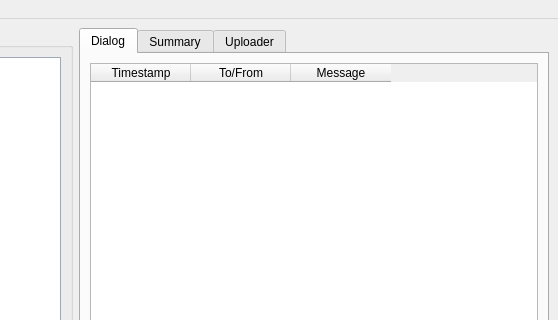
makingthings/makecontroller, file mchelper/branches/multiboard_support/mchelper.ui: the form before one commit; both pictures show x 136 to 694 and y 0 to 320 of the 694 by 473 pixel window.
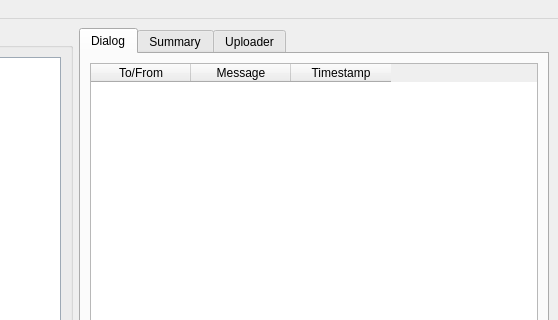
The form after the commit.

The edit to the form file:
```diff
--- a/mchelper/branches/multiboard_support/mchelper.ui
+++ b/mchelper/branches/multiboard_support/mchelper.ui
@@ -592,11 +592,6 @@
           <property name="columnCount" >
            <number>3</number>
           </property>
-          <column>
-           <property name="text" >
-            <string>Timestamp</string>
-           </property>
-          </column>
           <column>
            <property name="text" >
             <string>To/From</string>
@@ -607,6 +602,11 @@
             <string>Message</string>
            </property>
           </column>
+          <column>
+           <property name="text" >
+            <string>Timestamp</string>
+           </property>
+          </column>
          </widget>
         </item>
         <item>
```
